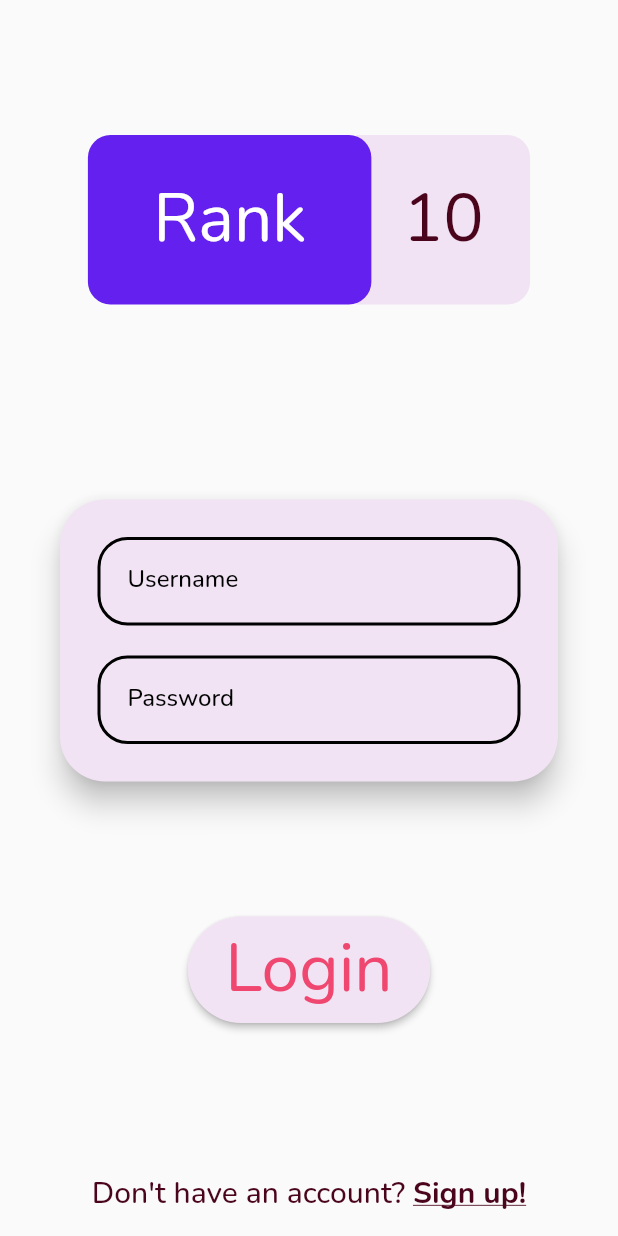
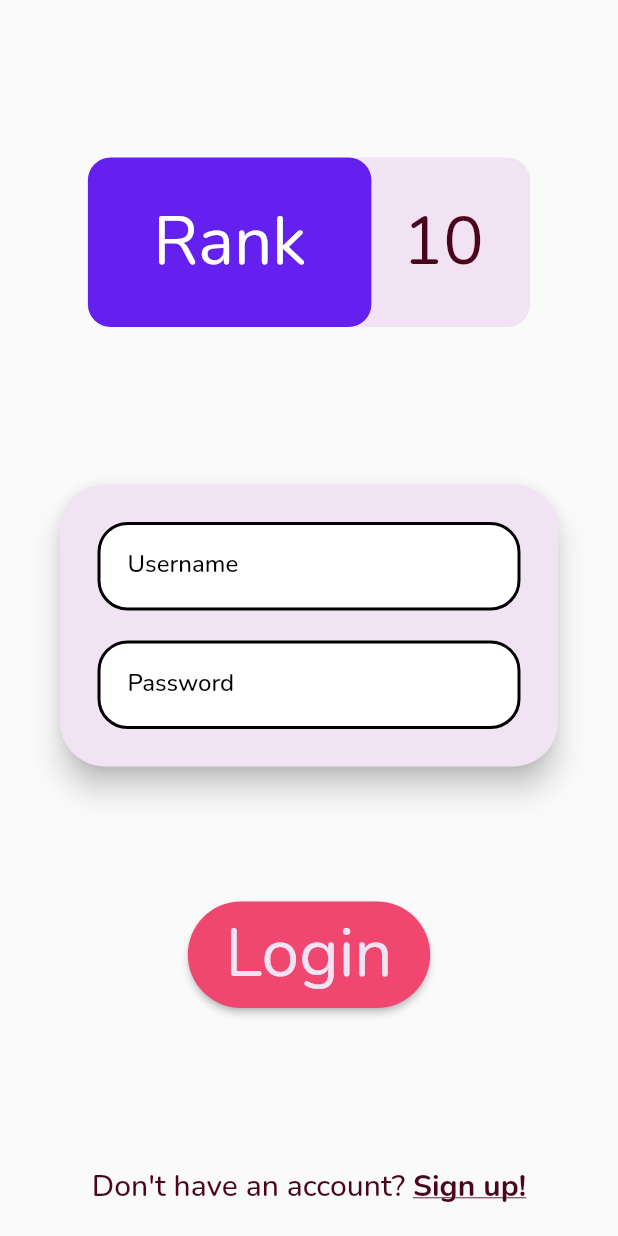
Before and after one commit to meh430/rank_ten_flutter, a Flutter app: the screen it shows after launch, on a phone screen of 412 x 824 dp. Run offline on Flutter 3.47's test engine with Material 2 defaults, Android fonts, the phone set to English and light mode, and no system bars; our stand-ins replace flutter_spinkit, google_fonts, shared_preferences.

Commit message:
Changes flex property to tight

```diff
--- a/lib/login.dart
+++ b/lib/login.dart
@@ -29,7 +29,7 @@ class _LoginState extends State<Login> {
         RaisedButton(
           padding:
               EdgeInsets.only(left: 25.0, right: 25.0, top: 5.0, bottom: 5.0),
-          color: palePurple,
+          color: paraPink,
           onPressed: () {
             print("pressed");
           },
@@ -40,7 +40,7 @@ class _LoginState extends State<Login> {
               style: Theme.of(context)
                   .primaryTextTheme
                   .headline3
-                  .copyWith(color: paraPink)),
+                  .copyWith(color: palePurple)),
         )
       ],
     );
@@ -53,11 +53,30 @@ class LoginForm extends StatefulWidget {
 }
 
 class _LoginFormState extends State<LoginForm> {
+  final _usernameFNode = FocusNode();
+  final _passwordFNode = FocusNode();
   final _fKey = GlobalKey<FormState>();
 
   @override
+  void initState() {
+    // TODO: implement initState
+    super.initState();
+    _usernameFNode.addListener(() {
+      setState(() {
+        //Redraw so that the username label reflects the focus state
+      });
+    });
+    _passwordFNode.addListener(() {
+      setState(() {
+        //Redraw so that the password label reflects the focus state
+      });
+    });
+  }
+
+  @override
   Widget build(BuildContext context) {
-    final labelStyle = Theme.of(context)
+    final labelStyle = Theme
+        .of(context)
         .primaryTextTheme
         .headline6
         .copyWith(fontSize: 16)
@@ -70,8 +89,11 @@ class _LoginFormState extends State<LoginForm> {
           mainAxisAlignment: MainAxisAlignment.spaceEvenly,
           children: <Widget>[
             TextFormField(
+                focusNode: _usernameFNode,
                 decoration: InputDecoration(
                     labelText: 'Username',
+                    filled: true,
+                    fillColor: _usernameFNode.hasFocus ? palePurple : white,
                     contentPadding: EdgeInsets.all(20.0),
                     labelStyle: labelStyle,
                     border: inputStyle,
@@ -79,8 +101,11 @@ class _LoginFormState extends State<LoginForm> {
                     focusedBorder: inputStyle)),
             SizedBox(height: 20.0),
             TextFormField(
+                focusNode: _passwordFNode,
                 obscureText: true,
                 decoration: InputDecoration(
+                    filled: true,
+                    fillColor: _passwordFNode.hasFocus ? palePurple : white,
                     contentPadding: EdgeInsets.all(20.0),
                     labelText: 'Password',
                     border: inputStyle,
--- a/lib/login_signin.dart
+++ b/lib/login_signin.dart
@@ -11,19 +11,18 @@ class LoginSignin extends StatefulWidget {
 class _LoginSigninState extends State<LoginSignin> {
   @override
   Widget build(BuildContext context) {
-    //TODO:
     return Scaffold(
       resizeToAvoidBottomInset: false,
       body: Center(
         child: Column(
           mainAxisSize: MainAxisSize.max,
-          mainAxisAlignment: MainAxisAlignment.spaceEvenly,
+          mainAxisAlignment: MainAxisAlignment.center,
           children: <Widget>[
-            Flexible(child: SizedBox(height: 60), fit: FlexFit.loose, flex: 1),
+            Flexible(child: SizedBox(height: 60), fit: FlexFit.tight, flex: 1),
             Logo(),
-            Flexible(child: SizedBox(height: 100), fit: FlexFit.loose, flex: 2),
+            Flexible(child: SizedBox(height: 100), fit: FlexFit.tight, flex: 1),
             Login(),
-            Flexible(child: SizedBox(height: 70), fit: FlexFit.loose, flex: 1),
+            Flexible(child: SizedBox(height: 70), fit: FlexFit.tight, flex: 1),
             Row(
               mainAxisAlignment: MainAxisAlignment.center,
               children: <Widget>[
@@ -40,6 +39,9 @@ class _LoginSigninState extends State<LoginSignin> {
                               fontWeight: FontWeight.bold)),
                 )
               ],
+            ),
+            SizedBox(
+              height: 20,
             )
           ],
         ),
```
